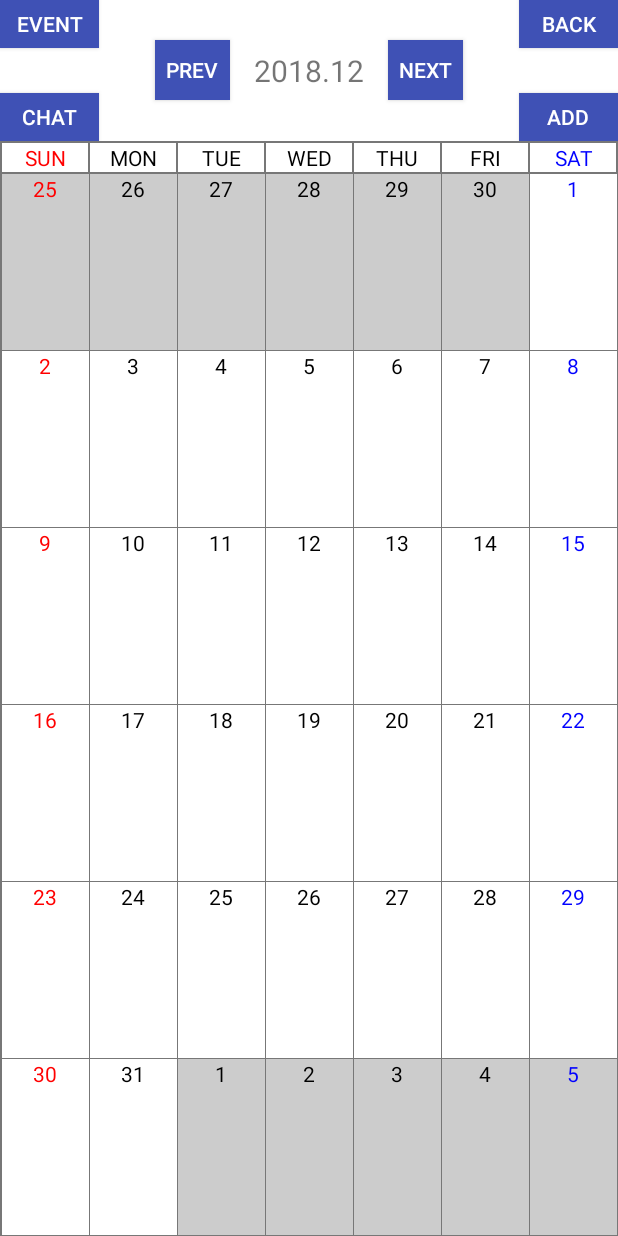
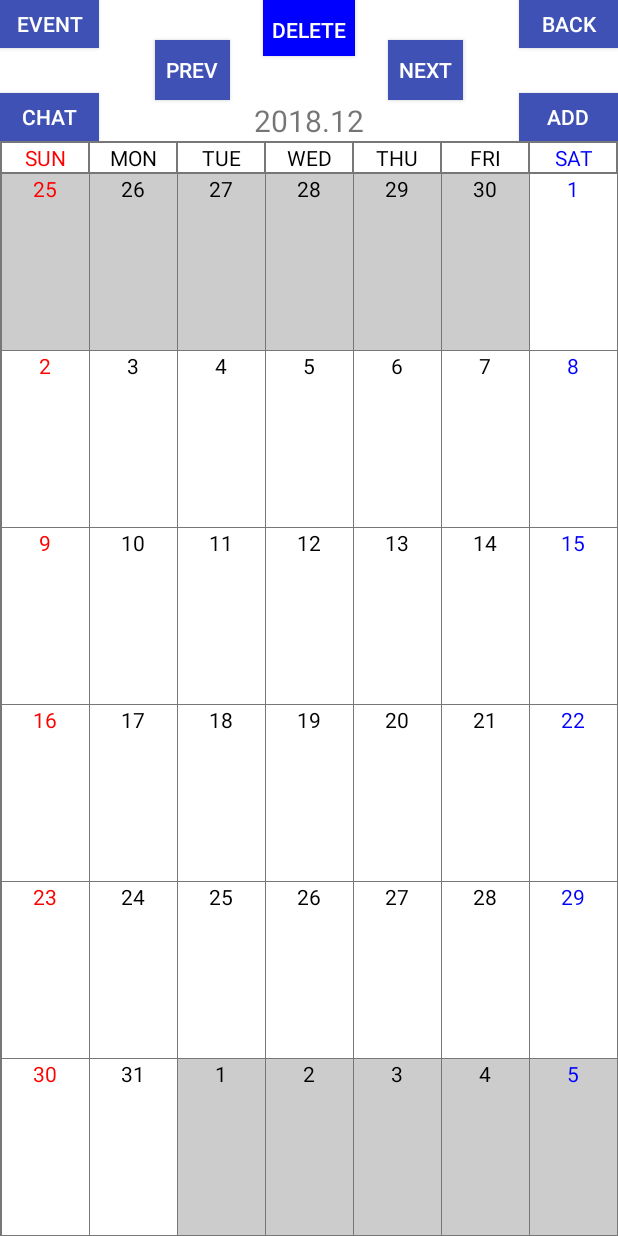
Before and after one commit to smkazun/COMS309_Project, an Android app: the MainActivity_Calendar screen opened directly, with no data from a screen before it, on a phone screen of 412 x 824 dp. Run offline under Robolectric (Android 15) with nearby library versions, the phone set to English and light mode, and no system bars.

Commit message:
UI update, delete calendar, refresh update(calendar delete detatable), bug fix in friend adding in calendar

```diff
--- a/Experiments/Ili/app/src/main/java/com/example/admin/callardar/Classes/EventAdapter.java
+++ b/Experiments/Ili/app/src/main/java/com/example/admin/callardar/Classes/EventAdapter.java
@@ -13,6 +13,8 @@ import android.widget.TextView;
 import android.widget.Toast;
 
 import com.example.admin.callardar.DayActivity;
+import com.example.admin.callardar.EventActivity;
+import com.example.admin.callardar.EventAdd;
 import com.example.admin.callardar.EventDetailActivity;
 import com.example.admin.callardar.R;
 
@@ -109,6 +111,8 @@ public class EventAdapter  extends RecyclerView.Adapter<EventAdapter.ViewHolder>
                 public void onClick(View v) {
                     position = getAdapterPosition();
                     Toast.makeText(mContext.getApplicationContext(),"Its "+ position, Toast.LENGTH_LONG).show();
+
+
                     mContext.startActivity(new Intent(mContext, EventDetailActivity.class));
 //                    mContext.startActivity(new Intent(mContext, EventDetailActivity.class).putExtra("e", position));
 
--- a/Experiments/Ili/app/src/main/java/com/example/admin/callardar/Classes/User.java
+++ b/Experiments/Ili/app/src/main/java/com/example/admin/callardar/Classes/User.java
@@ -104,6 +104,11 @@ public class User implements Comparable<User>
         calenders = new ArrayList<callenDar>();
     }
 
+    public void deleteCalendar(int index)
+    {
+        calenders.remove(index);
+    }
+
     public UserType getType(callenDar calender)
     {
         User[] arr = calender.getCurrentUser();
--- a/Experiments/Ili/app/src/main/java/com/example/admin/callardar/Classes/callenDar.java
+++ b/Experiments/Ili/app/src/main/java/com/example/admin/callardar/Classes/callenDar.java
@@ -27,6 +27,9 @@ public class callenDar
         people = new ArrayList<User>();
         this.admins = new ArrayList<User>();
         events = new ArrayList<Event>();
+        this.holder = holder;
+
+        people.add(holder);
 
         for(int i = 0 ; i < toAdd.length ; i += 1)
         {
--- a/Experiments/Ili/app/src/main/java/com/example/admin/callardar/EventDetailActivity.java
+++ b/Experiments/Ili/app/src/main/java/com/example/admin/callardar/EventDetailActivity.java
@@ -63,7 +63,11 @@ public class EventDetailActivity extends AppCompatActivity {
                     a.makeJsonObjReq(URL, msg, C);
 
                    MainActivity.user.getCalender()[CalendarList.iem].deleteEvent(EventAdapter.position);
-                   startActivity(new Intent(EventDetailActivity.this, EventActivity.class));
+
+                    Intent intent = new Intent();
+                    intent.setFlags(Intent.FLAG_ACTIVITY_CLEAR_TASK | Intent.FLAG_ACTIVITY_NEW_TASK);
+                    intent.setClass(EventDetailActivity.this, EventActivity.class);
+                    startActivity(intent);
                 }
 
                 return true;
--- a/Experiments/Ili/app/src/main/java/com/example/admin/callardar/MainActivity_Calendar.java
+++ b/Experiments/Ili/app/src/main/java/com/example/admin/callardar/MainActivity_Calendar.java
@@ -1,16 +1,22 @@
 package com.example.admin.callardar;
 
 
+import android.annotation.SuppressLint;
 import android.content.Intent;
+import android.graphics.Color;
 import android.os.Bundle;
+import android.os.Handler;
+import android.os.Message;
 import android.support.v7.app.AppCompatActivity;
 import android.view.View;
 import android.widget.AdapterView;
 import android.widget.Button;
 import android.widget.GridView;
+import android.widget.LinearLayout;
 import android.widget.TextView;
 
 import com.example.admin.callardar.Classes.CalendarAdapter;
+import com.example.admin.callardar.Classes.UserType;
 
 public class MainActivity_Calendar extends AppCompatActivity implements AdapterView.OnItemClickListener{
 
@@ -22,7 +28,9 @@ public class MainActivity_Calendar extends AppCompatActivity implements AdapterV
     private Button calendar_back;
     private Button calendar_add;
 
+    private Handler h;
 
+    @SuppressLint("HandlerLeak")
     @Override
     protected void onCreate(Bundle savedInstanceState) {
         super.onCreate(savedInstanceState);
@@ -54,17 +62,23 @@ public class MainActivity_Calendar extends AppCompatActivity implements AdapterV
 
         Chat.setOnClickListener(new View.OnClickListener() {
             @Override
-            public void onClick(View v) {
-                Intent i = new Intent(MainActivity_Calendar.this, ChatActivity.class);
-                startActivity(i);
+            public void onClick(View v)
+            {
+                Intent intent = new Intent();
+                intent.setFlags(Intent.FLAG_ACTIVITY_CLEAR_TASK | Intent.FLAG_ACTIVITY_NEW_TASK);
+                intent.setClass(MainActivity_Calendar.this, ChatActivity.class);
+                startActivity(intent);
             }
         });
 
         Event_B.setOnClickListener(new View.OnClickListener() {
             @Override
-            public void onClick(View v) {
-                Intent i = new Intent(MainActivity_Calendar.this, EventActivity.class);
-                startActivity(i);
+            public void onClick(View v)
+            {
+                Intent intent = new Intent();
+                intent.setFlags(Intent.FLAG_ACTIVITY_CLEAR_TASK | Intent.FLAG_ACTIVITY_NEW_TASK);
+                intent.setClass(MainActivity_Calendar.this, EventActivity.class);
+                startActivity(intent);
             }
         });
 
@@ -110,6 +124,121 @@ public class MainActivity_Calendar extends AppCompatActivity implements AdapterV
 //            }
 //        });
         calendarGridView.setOnItemClickListener(this);
+
+        LinearLayout mainLayout = findViewById(R.id.calendar_Mainlayout);
+        TextView mon = findViewById(R.id.calendar_Mon);
+        TextView tue = findViewById(R.id.calendar_Tue);
+        TextView wed = findViewById(R.id.calendar_Wed);
+        TextView thu = findViewById(R.id.calendar_Thu);
+        TextView fri = findViewById(R.id.calendar_Fri);
+
+
+//        if(MainActivity.night)
+//        {
+//            calendar_back.setTextColor(Color.BLACK);
+//            mainLayout.setBackgroundColor(Color.BLACK);
+//            titleText.setBackgroundColor(Color.BLACK);
+//            titleText.setTextColor(Color.WHITE);
+//            mon.setTextColor(Color.WHITE);
+//            thu.setTextColor(Color.WHITE);
+//            tue.setTextColor(Color.WHITE);
+//            fri.setTextColor(Color.WHITE);
+//            wed.setTextColor(Color.WHITE);
+//        }
+//        else
+//        {
+//            calendar_back.setTextColor(Color.BLACK);
+//            mainLayout.setBackgroundColor(Color.WHITE);
+//            titleText.setBackgroundColor(Color.WHITE);
+//            titleText.setTextColor(Color.BLACK);
+//            mon.setTextColor(Color.BLACK);
+//            thu.setTextColor(Color.BLACK);
+//            tue.setTextColor(Color.BLACK);
+//            fri.setTextColor(Color.BLACK);
+//            wed.setTextColor(Color.BLACK);
+//        }
+
+        final Button delete = findViewById(R.id.calendar_Delete);
+        delete.setBackgroundColor(Color.BLUE);
+
+        if(MainActivity.user.getType(MainActivity.user.getCalender()[CalendarList.iem]) == UserType.Normal)
+        {
+            calendar_add.setVisibility(View.INVISIBLE);
+            delete.setVisibility(View.INVISIBLE);
+        }
+
+        h = new Handler()
+        {
+            public void handleMessage(Message msg)
+            {
+                delete.setBackgroundColor(Color.BLUE);
+            }
+        };
+
+        delete.setOnClickListener(new View.OnClickListener()
+        {
+            private long sysTime = System.currentTimeMillis();
+            private int count = -1;
+
+            @Override
+            public void onClick(View v)
+            {
+
+                new Thread(new Runnable()
+                {
+                    @Override
+                    public void run()
+                    {
+                        while(true)
+                        {
+                            if(System.currentTimeMillis() - sysTime >= 200)
+                            {
+                                h.sendMessage(new Message());
+                                count = -1;
+
+                                break;
+                            }
+                        }
+                    }
+                }).start();
+
+                if(System.currentTimeMillis() - sysTime < 200)
+                {
+                    count += 1;
+                    sysTime = System.currentTimeMillis();
+
+                    switch (count)
+                    {
+                        case 0:
+                            delete.setBackgroundColor(Color.GREEN);
+                            break;
+                        case 1:
+                            delete.setBackgroundColor(Color.YELLOW);
+                            break;
+                        case 2:
+                            delete.setBackgroundColor(Color.RED);
+                            break;
+                        case 3:
+                            MainActivity.user.deleteCalendar(CalendarList.iem);
+
+                            Intent intent = new Intent();
+                            intent.setFlags(Intent.FLAG_ACTIVITY_CLEAR_TASK | Intent.FLAG_ACTIVITY_NEW_TASK);
+                            intent.setClass(MainActivity_Calendar.this, CalendarList.class);
+                            startActivity(intent);
+
+                            break;
+                    }
+
+                    return;
+                }
+
+                count = 0;
+                sysTime = System.currentTimeMillis();
+
+                delete.setBackgroundColor(Color.GREEN);
+            }
+        });
+
     }
 
     @Override
--- a/Experiments/Ili/app/src/main/res/layout/activity_main_calendar.xml
+++ b/Experiments/Ili/app/src/main/res/layout/activity_main_calendar.xml
@@ -1,13 +1,13 @@
 <?xml version="1.0" encoding="utf-8"?>
 
-<LinearLayout
-    xmlns:android="http://schemas.android.com/apk/res/android"
+<LinearLayout xmlns:android="http://schemas.android.com/apk/res/android"
     xmlns:app="http://schemas.android.com/apk/res-auto"
     xmlns:tools="http://schemas.android.com/tools"
+    android:id="@+id/calendar_Mainlayout"
     android:layout_width="match_parent"
     android:layout_height="match_parent"
+    android:background="@color/grayColor"
     android:orientation="vertical"
-    android:background="@color/grayColor"
     tools:context="com.example.admin.callardar.MainActivity_Calendar">
 
     <RelativeLayout
@@ -20,7 +20,8 @@
             android:id="@+id/titleText"
             android:layout_width="wrap_content"
             android:layout_height="wrap_content"
-            android:layout_centerInParent="true"
+            android:layout_alignParentBottom="true"
+            android:layout_centerHorizontal="true"
             android:text="2018.2"
             android:textSize="20sp" />
 
@@ -88,23 +89,87 @@
             android:text="ADD"
             android:textColor="@color/whiteColor" />
 
+        <Button
+            android:id="@+id/calendar_Delete"
+            android:layout_width="61dp"
+            android:layout_height="37dp"
+            android:layout_alignParentTop="true"
+            android:layout_centerHorizontal="true"
+            android:text="DELETE"
+            android:textColor="@color/whiteColor" />
+
     </RelativeLayout>
 
     <LinearLayout
         android:layout_width="match_parent"
         android:layout_height="wrap_content"
-        android:orientation="horizontal"
-        android:layout_marginVertical="1dp">
+        android:layout_marginVertical="1dp"
+        android:orientation="horizontal">
 
         <TextView
             android:layout_width="0dp"
             android:layout_height="match_parent"
+            android:layout_marginHorizontal="1dp"
             android:layout_weight="1"
-            android:layout_marginHorizontal="1dp"
+            android:background="@color/whiteColor"
+            android:text="SUN"
             android:textAlignment="center"
-            android:text="SUN"
+            android:textColor="@color/redColor" />
+
+        <TextView
+            android:id="@+id/calendar_Mon"
+            android:layout_width="0dp"
+            android:layout_height="match_parent"
+            android:layout_marginRight="1dp"
+            android:layout_weight="1"
             android:background="@color/whiteColor"
-            android:textColor="@color/redColor"/>
+            android:text="MON"
+            android:textAlignment="center"
+            android:textColor="@color/blackColor" />
+
+        <TextView
+            android:id="@+id/calendar_Tue"
+            android:layout_width="0dp"
+            android:layout_height="match_parent"
+            android:layout_marginRight="1dp"
+            android:layout_weight="1"
+            android:background="@color/whiteColor"
+            android:text="TUE"
+            android:textAlignment="center"
+            android:textColor="@color/blackColor" />
+
+        <TextView
+            android:id="@+id/calendar_Wed"
+            android:layout_width="0dp"
+            android:layout_height="match_parent"
+            android:layout_marginRight="1dp"
+            android:layout_weight="1"
+            android:background="@color/whiteColor"
+            android:text="WED"
+            android:textAlignment="center"
+            android:textColor="@color/blackColor" />
+
+        <TextView
+            android:id="@+id/calendar_Thu"
+            android:layout_width="0dp"
+            android:layout_height="match_parent"
+            android:layout_marginRight="1dp"
+            android:layout_weight="1"
+            android:background="@color/whiteColor"
+            android:text="THU"
+            android:textAlignment="center"
+            android:textColor="@color/blackColor" />
+
+        <TextView
+            android:id="@+id/calendar_Fri"
+            android:layout_width="0dp"
+            android:layout_height="match_parent"
+            android:layout_marginRight="1dp"
+            android:layout_weight="1"
+            android:background="@color/whiteColor"
+            android:text="FRI"
+            android:textAlignment="center"
+            android:textColor="@color/blackColor" />
 
         <TextView
             android:layout_width="0dp"
@@ -112,59 +177,9 @@
             android:layout_marginRight="1dp"
             android:layout_weight="1"
             android:background="@color/whiteColor"
-            android:text="MON"
-            android:textColor="@color/blackColor"
-            android:textAlignment="center"/>
-
-        <TextView
-            android:layout_width="0dp"
-            android:layout_height="match_parent"
-            android:layout_weight="1"
-            android:layout_marginRight="1dp"
+            android:text="SAT"
             android:textAlignment="center"
-            android:text="TUE"
-            android:textColor="@color/blackColor"
-            android:background="@color/whiteColor"/>
-
-        <TextView
-            android:layout_width="0dp"
-            android:layout_height="match_parent"
-            android:layout_weight="1"
-            android:layout_marginRight="1dp"
-            android:textAlignment="center"
-            android:text="WED"
-            android:textColor="@color/blackColor"
-            android:background="@color/whiteColor"/>
-
-        <TextView
-            android:layout_width="0dp"
-            android:layout_height="match_parent"
-            android:layout_weight="1"
-            android:layout_marginRight="1dp"
-            android:textAlignment="center"
-            android:text="THU"
-            android:textColor="@color/blackColor"
-            android:background="@color/whiteColor"/>
-
-        <TextView
-            android:layout_width="0dp"
-            android:layout_height="match_parent"
-            android:layout_weight="1"
-            android:layout_marginRight="1dp"
-            android:textAlignment="center"
-            android:text="FRI"
-            android:textColor="@color/blackColor"
-            android:background="@color/whiteColor"/>
-
-        <TextView
-            android:layout_width="0dp"
-            android:layout_height="match_parent"
-            android:layout_weight="1"
-            android:layout_marginRight="1dp"
-            android:textAlignment="center"
-            android:text="SAT"
-            android:textColor="@color/blueColor"
-            android:background="@color/whiteColor"/>
+            android:textColor="@color/blueColor" />
 
     </LinearLayout>
 
@@ -172,13 +187,12 @@
         android:id="@+id/calendarGridView"
         android:layout_width="match_parent"
         android:layout_height="0dp"
+        android:layout_marginLeft="1dp"
         android:layout_weight="15"
+        android:clickable="true"
         android:horizontalSpacing="1dp"
-        android:layout_marginLeft="1dp"
         android:numColumns="7"
         android:stretchMode="columnWidth"
-        android:verticalSpacing="1dp"
-        android:clickable="true"
-        ></GridView>
+        android:verticalSpacing="1dp"></GridView>
 
 </LinearLayout>
```
Also changed, not shown: Experiments/Ili/app/src/main/java/com/example/admin/callardar/EventActivity.java (+17 -11 lines), Experiments/Ili/app/src/main/java/com/example/admin/callardar/EventAdd.java (+124 -3 lines), Experiments/Ili/app/src/main/java/com/example/admin/callardar/MainActivity.java (+44 -0 lines), Experiments/Ili/app/src/main/java/com/example/admin/callardar/PeopleAddingCalendar.java (+12 -2 lines), Experiments/Ili/app/src/main/res/layout/activity_event.xml (+4 -6 lines), Experiments/Ili/app/src/main/res/layout/activity_event_add.xml (+30 -16 lines).
